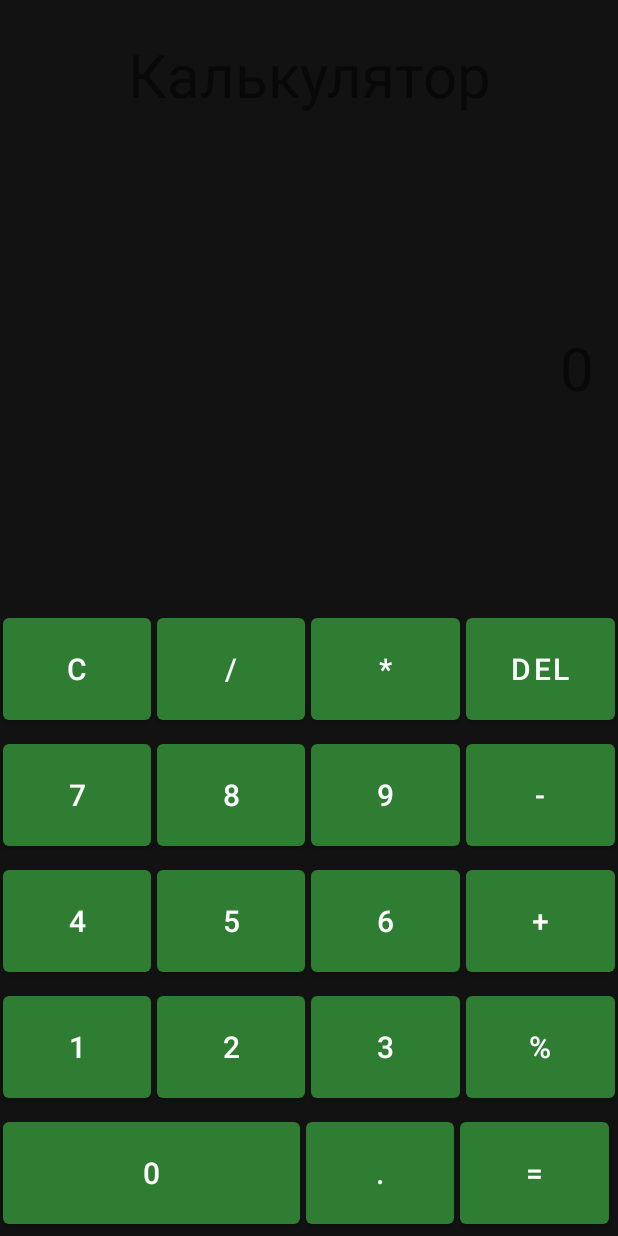
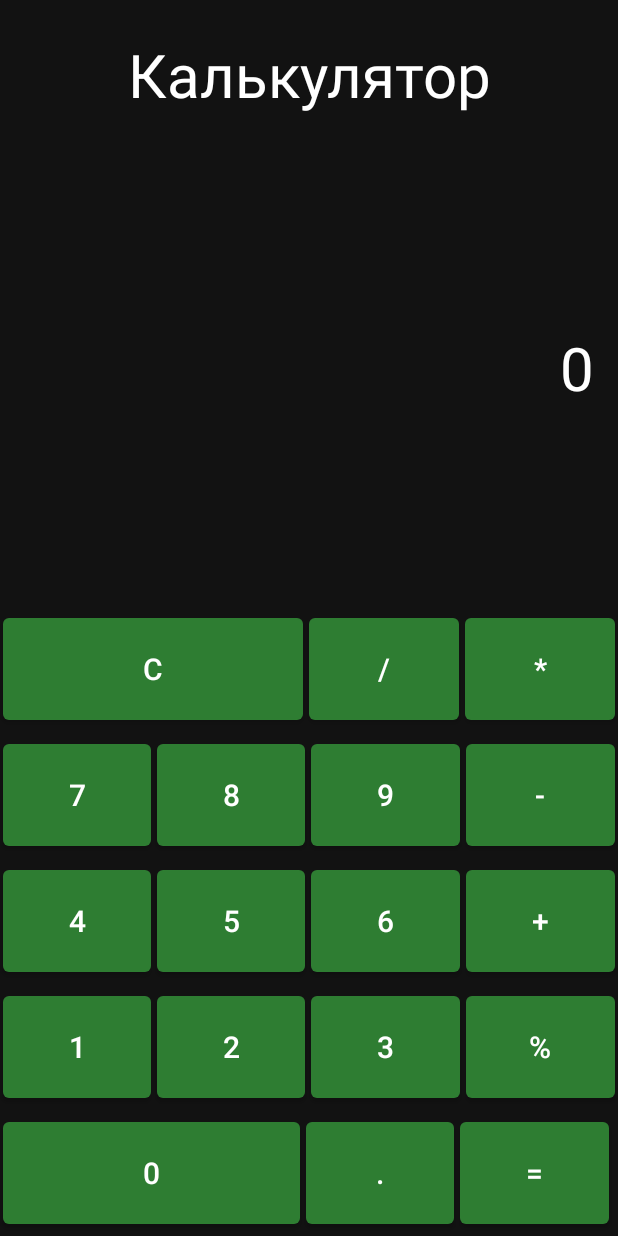
Before and after one commit to w0nny1st/Calculator2, an Android app: the screen it shows after launch (MainActivity), after a tap on an icon or button, on a phone screen of 412 x 824 dp. Run offline under Robolectric (Android 15) with nearby library versions, the phone set to English and light mode, and no system bars.

```diff
--- a/app/src/main/java/com/example/calculator2/MainActivity.java
+++ b/app/src/main/java/com/example/calculator2/MainActivity.java
@@ -19,6 +19,9 @@ public class MainActivity extends AppCompatActivity {
 
     private TextView display2;
     private String currentDisplayValue = "0";
+    private String previousValue = "";
+    private String currentOperator = "";
+    private boolean resetOnNextInput = false;
 
     @Override
     protected void onCreate(Bundle savedInstanceState) {
@@ -30,7 +33,9 @@ public class MainActivity extends AppCompatActivity {
 
         if (savedInstanceState != null) {
             currentDisplayValue = savedInstanceState.getString("DISPLAY_VALUE", "0");
-            Log.d(TAG, "Восстановлено значение: " + currentDisplayValue);
+            previousValue = savedInstanceState.getString("PREVIOUS_VALUE", "");
+            currentOperator = savedInstanceState.getString("CURRENT_OPERATOR", "");
+            Log.d(TAG, "Восстановлено полное состояние калькулятора");
         }
 
         display2.setText(currentDisplayValue);
@@ -62,29 +67,108 @@ public class MainActivity extends AppCompatActivity {
         findViewById(R.id.btn_9).setOnClickListener(v -> addNumber("9"));
 
         findViewById(R.id.btn_clear).setOnClickListener(v -> {
-            currentDisplayValue = "0";
-            display2.setText(currentDisplayValue);
-            Log.d(TAG, "Экран очищен");
+            clearAll();
         });
 
-        int[] otherButtonIds = {
-                R.id.btn_add, R.id.btn_subtract, R.id.btn_multiply, R.id.btn_divide,
-                R.id.btn_equals, R.id.btn_decimal, R.id.btn_delete
-        };
+        findViewById(R.id.btn_add).setOnClickListener(v -> setOperator("+"));
+        findViewById(R.id.btn_subtract).setOnClickListener(v -> setOperator("-"));
+        findViewById(R.id.btn_multiply).setOnClickListener(v -> setOperator("*"));
+        findViewById(R.id.btn_divide).setOnClickListener(v -> setOperator("/"));
+        findViewById(R.id.btn_equals).setOnClickListener(v -> calculateResult());
+        findViewById(R.id.btn_decimal).setOnClickListener(v -> addDecimalPoint());
+    }
 
-        for (int buttonId : otherButtonIds) {
-            findViewById(buttonId).setOnClickListener(v -> {
-                String buttonText = ((Button) v).getText().toString();
-                Log.d(TAG, "Нажата кнопка: " + buttonText);
-                makeToast("Кнопка " + buttonText + " нажата");
-            });
+    private void addNumber(String number) {
+        if (resetOnNextInput || currentDisplayValue.equals("0")) {
+            currentDisplayValue = number;
+            resetOnNextInput = false;
+        } else {
+            currentDisplayValue += number;
         }
+        display2.setText(currentDisplayValue);
+        Log.d(TAG, "Добавлена цифра: " + number + ", текущее значение: " + currentDisplayValue);
+    }
+
+    private void addDecimalPoint() {
+        if (resetOnNextInput) {
+            currentDisplayValue = "0.";
+            resetOnNextInput = false;
+        } else if (!currentDisplayValue.contains(".")) {
+            currentDisplayValue += ".";
+        }
+        display2.setText(currentDisplayValue);
+    }
+
+    private void setOperator(String operator) {
+
+        if (!previousValue.isEmpty() && !currentOperator.isEmpty() && !resetOnNextInput) {
+            calculateResult();
+        }
+
+        previousValue = currentDisplayValue;
+        currentOperator = operator;
+        resetOnNextInput = true;
+        Log.d(TAG, "Установлен оператор: " + operator);
+    }
+
+    private void calculateResult() {
+        if (previousValue.isEmpty() || currentOperator.isEmpty()) {
+            return;
+        }
+
+        try {
+            double firstNum = Double.parseDouble(previousValue);
+            double secondNum = Double.parseDouble(currentDisplayValue);
+            double result = 0;
+
+            switch (currentOperator) {
+                case "+": result = firstNum + secondNum; break;
+                case "-": result = firstNum - secondNum; break;
+                case "*": result = firstNum * secondNum; break;
+                case "/":
+                    if (secondNum != 0) result = firstNum / secondNum;
+                    else {
+                        display2.setText("Ошибка");
+                        clearAll();
+                        return;
+                    }
+                    break;
+            }
+
+            if (result == (long) result) {
+                currentDisplayValue = String.valueOf((long) result);
+            } else {
+                currentDisplayValue = String.valueOf(result);
+                if (currentDisplayValue.length() > 10) {
+                    currentDisplayValue = String.format("%.6f", result).replace(",", ".");
+                }
+            }
+
+            display2.setText(currentDisplayValue);
+            previousValue = currentDisplayValue;
+            resetOnNextInput = true;
+
+        } catch (Exception e) {
+            display2.setText("Ошибка");
+            clearAll();
+        }
+    }
+
+    private void clearAll() {
+        currentDisplayValue = "0";
+        previousValue = "";
+        currentOperator = "";
+        resetOnNextInput = false;
+        display2.setText(currentDisplayValue);
+        Log.d(TAG, "Полный сброс калькулятора");
     }
 
     @Override
     protected void onSaveInstanceState(Bundle outState) {
         super.onSaveInstanceState(outState);
         outState.putString("DISPLAY_VALUE", currentDisplayValue);
+        outState.putString("PREVIOUS_VALUE", previousValue);
+        outState.putString("CURRENT_OPERATOR", currentOperator);
         Log.d(TAG, "Сохранено значение: " + currentDisplayValue);
         makeToast("Состояние сохранено");
     }
@@ -93,6 +177,8 @@ public class MainActivity extends AppCompatActivity {
     protected void onRestoreInstanceState(Bundle savedInstanceState) {
         super.onRestoreInstanceState(savedInstanceState);
         currentDisplayValue = savedInstanceState.getString("DISPLAY_VALUE", "0");
+        previousValue = savedInstanceState.getString("PREVIOUS_VALUE", "");
+        currentOperator = savedInstanceState.getString("CURRENT_OPERATOR", "");
         display2.setText(currentDisplayValue);
         Log.d(TAG, "Восстановлено после поворота: " + currentDisplayValue);
         makeToast("Состояние восстановлено");
@@ -104,20 +190,10 @@ public class MainActivity extends AppCompatActivity {
         String orientationText = (newConfig.orientation == Configuration.ORIENTATION_LANDSCAPE) ? "ЛАНДШАФТ" : "ПОРТРЕТ";
         Log.d(TAG, "Ориентация изменена на: " + orientationText);
         makeToast("Ориентация: " + orientationText);
+
     }
-
     private void makeToast(String message) {
         Toast.makeText(getApplicationContext(), message, Toast.LENGTH_SHORT).show();
         Log.d(TAG, message);
     }
-
-    private void addNumber(String number) {
-        if (currentDisplayValue.equals("0")) {
-            currentDisplayValue = number;
-        } else {
-            currentDisplayValue += number;
-        }
-        display2.setText(currentDisplayValue);
-        Log.d(TAG, "Добавлена цифра: " + number + ", текущее значение: " + currentDisplayValue);
-    }
 }
--- a/app/src/main/res/layout-land/activity_main.xml
+++ b/app/src/main/res/layout-land/activity_main.xml
@@ -269,13 +269,6 @@
                 android:layout_weight="1"
                 android:text="@string/c" />
 
-            <Button
-                android:id="@+id/btn_delete"
-                style="@style/CalculatorButton.Clear"
-                android:layout_width="0dp"
-                android:layout_height="match_parent"
-                android:layout_weight="1"
-                android:text="@string/del" />
         </LinearLayout>
     </LinearLayout>
 </LinearLayout>
--- a/app/src/main/res/layout/activity_main.xml
+++ b/app/src/main/res/layout/activity_main.xml
@@ -11,6 +11,7 @@
         android:layout_width="match_parent"
         android:layout_height="@dimen/display_height"
         android:gravity="center"
+        android:textColor="@color/white"
         android:text="@string/CalTxt"
         android:textSize="@dimen/text_size_large"
         android:padding="@dimen/padding_standard"
@@ -26,6 +27,7 @@
         android:layout_width="match_parent"
         android:layout_height="@dimen/display_height"
         android:gravity="end"
+        android:textColor="@color/white"
         android:text="@string/_0"
         android:textSize="@dimen/text_size_large"
         android:padding="@dimen/padding_standard"
@@ -46,7 +48,7 @@
             android:id="@+id/btn_clear"
             android:layout_width="0dp"
             android:layout_height="@dimen/button_height"
-            android:layout_weight="@dimen/weight_normal"
+            android:layout_weight="@dimen/weight_double"
             android:layout_margin="@dimen/margin_small"
             android:text="@string/c"
             android:textSize="@dimen/text_size_medium" />
@@ -67,15 +69,6 @@
             android:layout_margin="@dimen/margin_small"
             android:layout_weight="@dimen/weight_normal"
             android:text="@string/multiply"
-            android:textSize="@dimen/text_size_medium" />
-
-        <Button
-            android:id="@+id/btn_delete"
-            android:layout_width="0dp"
-            android:layout_height="@dimen/button_height"
-            android:layout_weight="@dimen/weight_normal"
-            android:layout_margin="@dimen/margin_small"
-            android:text="@string/del"
             android:textSize="@dimen/text_size_medium" />
 
     </LinearLayout>
@@ -163,6 +156,7 @@
             android:layout_height="@dimen/button_height"
             android:layout_weight="@dimen/weight_normal"
             android:layout_margin="@dimen/margin_small"
+            android:textColor="@color/white"
             android:text="@string/add"
             android:textSize="@dimen/text_size_medium" />
 
--- a/app/src/main/res/values/dimens.xml
+++ b/app/src/main/res/values/dimens.xml
@@ -18,6 +18,7 @@
     <dimen name="weight_normal">1</dimen>
     <dimen name="weight_double">2</dimen>
 
+
     <dimen name="button_corner_radius">12dp</dimen>
 
 </resources>
--- a/app/src/main/res/values/strings.xml
+++ b/app/src/main/res/values/strings.xml
@@ -5,7 +5,6 @@
     <string name="c">C</string>
     <string name="divide">/</string>
     <string name="multiply">*</string>
-    <string name="del">DEL</string>
     <string name="_7">7</string>
     <string name="_8">8</string>
     <string name="_9">9</string>
```
